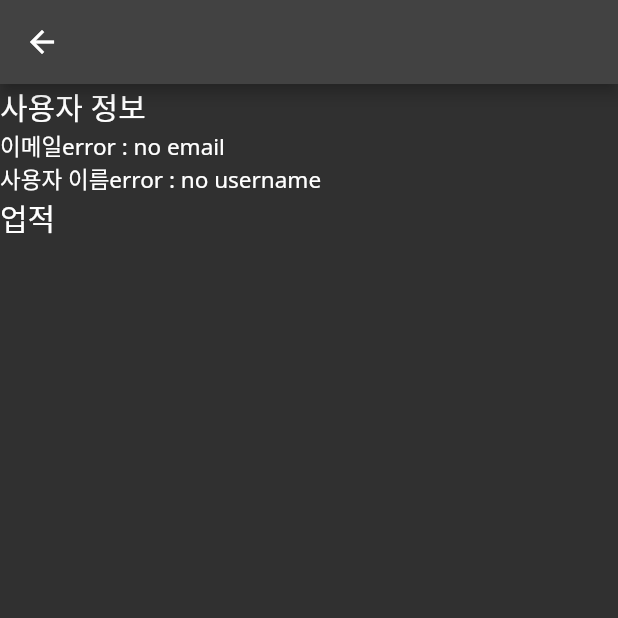
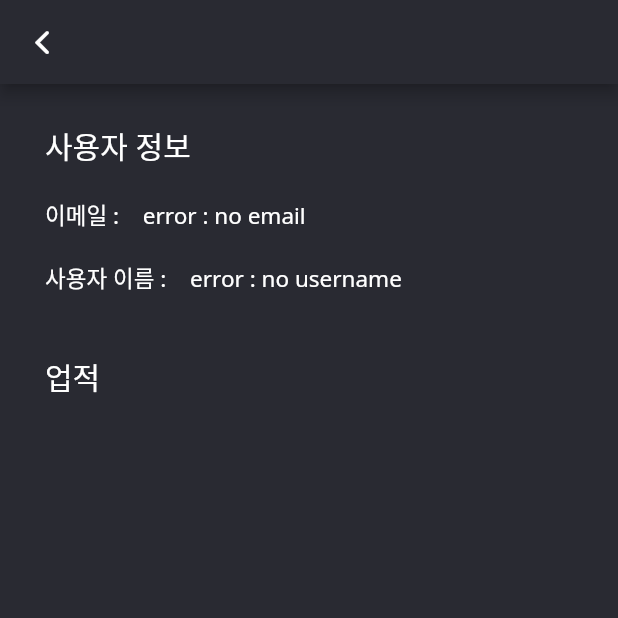
Before and after one commit to oddugi-can-do/app_TomorrowDiary_TomorrowDiary, a Flutter app: the MyPageScreen screen opened directly, on a phone screen of 412 x 824 dp, the top half of it. Run offline on Flutter 3.47's test engine with Material 2 defaults, Android fonts, the phone set to English and light mode, and no system bars; our stand-ins replace cloud_firestore, firebase_auth, firebase_core, flutter_signin_button, get, google_fonts and 2 more; missing offline and left inert: dart:html, day_night_time_picker; accounts and stored records are empty.

Commit message:
ui: mypage

```diff
--- a/app/tomorrow_diary/lib/views/mypage_screen.dart
+++ b/app/tomorrow_diary/lib/views/mypage_screen.dart
@@ -1,7 +1,10 @@
+import 'package:flutter/cupertino.dart';
 import 'package:flutter/material.dart';
 import 'package:get/get.dart';
 import 'package:tomorrow_diary/controllers/achievement_controller.dart';
 import 'package:tomorrow_diary/controllers/controllers.dart';
+import 'package:tomorrow_diary/utils/utils.dart';
+import 'package:tomorrow_diary/views/views.dart';
 import 'package:tomorrow_diary/widgets/widgets.dart';
 
 class MyPageScreen extends StatelessWidget {
@@ -11,34 +14,56 @@ class MyPageScreen extends StatelessWidget {
   Widget build(BuildContext context) {
     UserController u = Get.find();
     AchievementController a = Get.find();
+    const Widget _smallGap = const SizedBox.square(dimension: TdSize.s);
+    const Widget _largeGap = const SizedBox.square(dimension: TdSize.l);
     return Scaffold(
       appBar: AppBar(
-        title: Container(),
+        backgroundColor: TdColor.black,
+        shadowColor: null,
+        leading: IconButton(
+          onPressed: () {
+            Get.off(() => HomeScreen());
+          },
+          icon: const Icon(CupertinoIcons.back),
+        ),
       ),
+      backgroundColor: TdColor.black,
       body: SafeArea(
         child: ListView(
+          padding: const EdgeInsets.symmetric(
+              vertical: TdSize.xl, horizontal: TdSize.xxl),
           children: [
             TextWidget.header(text: '사용자 정보'),
+            _largeGap,
             Row(
               children: [
-                TextWidget.body(text: '이메일'),
+                TextWidget.body(text: '이메일 : '),
+                _smallGap,
                 TextWidget.body(
                   text: u.principal.value.email ?? "error : no email",
                 ),
               ],
             ),
+            _largeGap,
             Row(
               children: [
-                TextWidget.body(text: '사용자 이름'),
+                TextWidget.body(text: '사용자 이름 : '),
+                _smallGap,
                 TextWidget.body(
                   text: u.principal.value.uid ?? "error : no username",
                 ),
               ],
             ),
+            _largeGap,
+            _largeGap,
             TextWidget.header(text: '업적'),
             ...a.achievements.value.achievements.map(
-              (e) =>
+              (e) => Column(
+                children: [
+                  _smallGap,
                   AchievementWidget(title: e.title, description: e.description),
+                ],
+              ),
             ),
           ],
         ),
```
